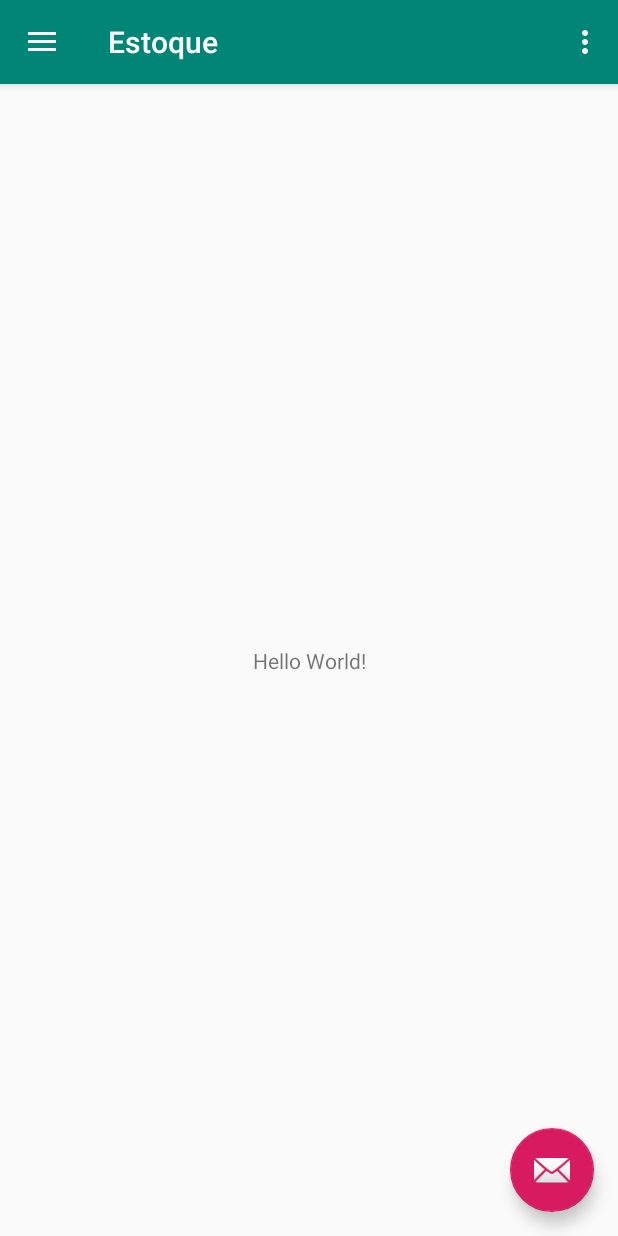
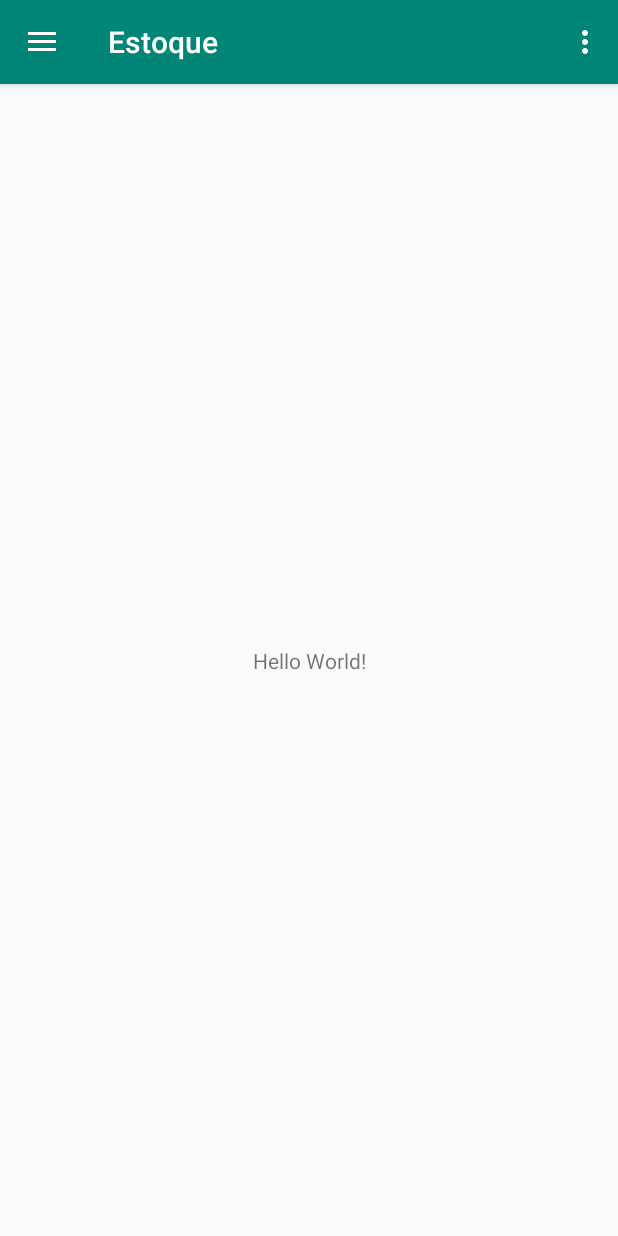
Before and after one commit to jeancsanchez/Calculadoras, an Android app: the screen it shows after launch (MainActivity), after a tap on "Import", on a phone screen of 412 x 824 dp. Run offline under Robolectric (Android 15) with nearby library versions, the phone set to English and light mode, and no system bars; 2 other taps on this screen came first.

Commit message:
Retirando float button.

```diff
--- a/app/src/main/java/com/example/jean/estoque/MainActivity.kt
+++ b/app/src/main/java/com/example/jean/estoque/MainActivity.kt
@@ -1,9 +1,6 @@
 package com.example.jean.estoque
 
 import android.os.Bundle
-import android.support.design.widget.FloatingActionButton
-import android.support.design.widget.Snackbar
-import android.view.View
 import android.support.design.widget.NavigationView
 import android.support.v4.view.GravityCompat
 import android.support.v4.widget.DrawerLayout
@@ -12,30 +9,14 @@ import android.support.v7.app.AppCompatActivity
 import android.support.v7.widget.Toolbar
 import android.view.Menu
 import android.view.MenuItem
+import android.view.View
 
 class MainActivity : AppCompatActivity(), NavigationView.OnNavigationItemSelectedListener {
 
     override fun onCreate(savedInstanceState: Bundle?) {
         super.onCreate(savedInstanceState)
         setContentView(R.layout.activity_main)
-
-        val toolbar = findViewById<View>(R.id.toolbar) as Toolbar
-        setSupportActionBar(toolbar)
-
-        val fab = findViewById<View>(R.id.fab) as FloatingActionButton
-        fab.setOnClickListener { view ->
-            Snackbar.make(view, "Replace with your own action", Snackbar.LENGTH_LONG)
-                    .setAction("Action", null).show()
-        }
-
-        val drawer = findViewById<View>(R.id.drawer_layout) as DrawerLayout
-        val toggle = ActionBarDrawerToggle(
-                this, drawer, toolbar, R.string.navigation_drawer_open, R.string.navigation_drawer_close)
-        drawer.addDrawerListener(toggle)
-        toggle.syncState()
-
-        val navigationView = findViewById<View>(R.id.nav_view) as NavigationView
-        navigationView.setNavigationItemSelectedListener(this)
+        configurarMenuLateral()
     }
 
     override fun onBackPressed() {
@@ -48,15 +29,11 @@ class MainActivity : AppCompatActivity(), NavigationView.OnNavigationItemSelecte
     }
 
     override fun onCreateOptionsMenu(menu: Menu): Boolean {
-        // Inflate the menu; this adds items to the action bar if it is present.
         menuInflater.inflate(R.menu.main, menu)
         return true
     }
 
     override fun onOptionsItemSelected(item: MenuItem): Boolean {
-        // Handle action bar item clicks here. The action bar will
-        // automatically handle clicks on the Home/Up button, so long
-        // as you specify a parent activity in AndroidManifest.xml.
         val id = item.itemId
 
 
@@ -70,22 +47,44 @@ class MainActivity : AppCompatActivity(), NavigationView.OnNavigationItemSelecte
         // Handle navigation view item clicks here.
         val id = item.itemId
 
-        if (id == R.id.nav_camera) {
-            // Handle the camera action
-        } else if (id == R.id.nav_gallery) {
+        when (id) {
+            R.id.nav_camera -> {
+                // Handle the camera action
+            }
+            R.id.nav_gallery -> {
 
-        } else if (id == R.id.nav_slideshow) {
+            }
+            R.id.nav_slideshow -> {
 
-        } else if (id == R.id.nav_manage) {
+            }
+            R.id.nav_manage -> {
 
-        } else if (id == R.id.nav_share) {
+            }
+            R.id.nav_share -> {
 
-        } else if (id == R.id.nav_send) {
+            }
+            R.id.nav_send -> {
 
+            }
         }
 
         val drawer = findViewById<View>(R.id.drawer_layout) as DrawerLayout
         drawer.closeDrawer(GravityCompat.START)
         return true
     }
+
+
+    private fun configurarMenuLateral() {
+        val toolbar = findViewById<View>(R.id.toolbar) as Toolbar
+        setSupportActionBar(toolbar)
+
+        val drawer = findViewById<View>(R.id.drawer_layout) as DrawerLayout
+        val toggle = ActionBarDrawerToggle(
+                this, drawer, toolbar, R.string.navigation_drawer_open, R.string.navigation_drawer_close)
+        drawer.addDrawerListener(toggle)
+        toggle.syncState()
+
+        val navigationView = findViewById<View>(R.id.nav_view) as NavigationView
+        navigationView.setNavigationItemSelectedListener(this)
+    }
 }
--- a/app/src/main/res/layout/app_bar_main.xml
+++ b/app/src/main/res/layout/app_bar_main.xml
@@ -22,12 +22,4 @@
 
     <include layout="@layout/content_main" />
 
-    <android.support.design.widget.FloatingActionButton
-        android:id="@+id/fab"
-        android:layout_width="wrap_content"
-        android:layout_height="wrap_content"
-        android:layout_gravity="bottom|end"
-        android:layout_margin="@dimen/fab_margin"
-        app:srcCompat="@android:drawable/ic_dialog_email" />
-
 </android.support.design.widget.CoordinatorLayout>
```
